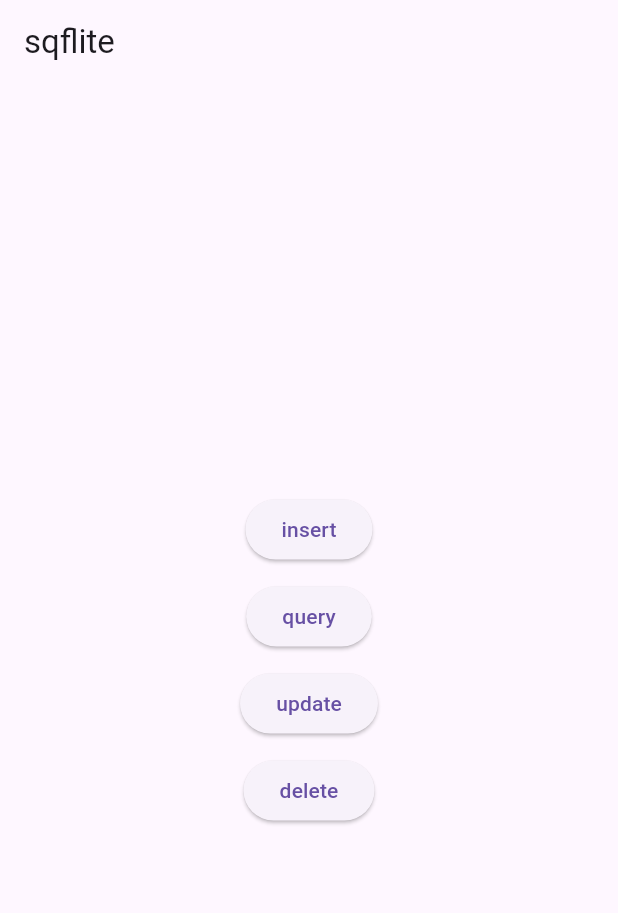
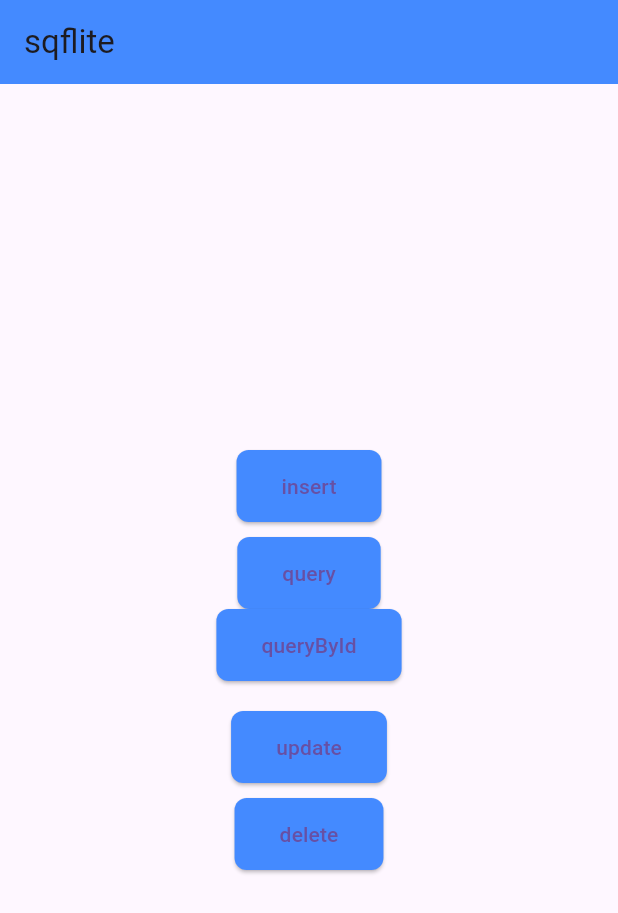
Before and after one commit to kp0430/crudassignment, a Flutter app: the screen it shows after launch, on a phone screen of 412 x 824 dp. Shown: the top 913 px of the screen. Run offline on Flutter 3.47's test engine with Material 3 defaults, Android fonts, the phone set to English and light mode, and no system bars; our stand-ins replace sqflite; accounts and stored records are empty.

Commit message:
add queryByID method and button
Clicking on the querybyid button will show a dialog box that will let you type in an id. numbers only

```diff
--- a/lib/main.dart
+++ b/lib/main.dart
@@ -1,4 +1,5 @@
 import 'package:flutter/material.dart';
+import 'package:path/path.dart';
 import 'database_helper.dart';
 // Here we are using a global variable. You can use something like
 // get_it in a production app.
@@ -13,6 +14,7 @@ class MyApp extends StatelessWidget {
 const MyApp({super.key});
 @override
 Widget build(BuildContext context) {
+
 return MaterialApp(
 title: 'SQFlite Demo',
 theme: ThemeData(
@@ -30,29 +32,70 @@ Widget build(BuildContext context) {
 return Scaffold(
 appBar: AppBar(
 title: const Text('sqflite'),
+backgroundColor: Colors.blueAccent,
 ),
 body: Center(
 child: Column(
 mainAxisAlignment:
 MainAxisAlignment.center,
+
 children: <Widget>[
 ElevatedButton(
 onPressed: _insert,
+style: ElevatedButton.styleFrom(
+  backgroundColor: Colors.blueAccent,
+  padding: const EdgeInsets.symmetric(vertical: 14, horizontal: 30),
+  shape: RoundedRectangleBorder(borderRadius: BorderRadius.circular(8.0))
+
+),
 child: const Text('insert'),
 ),
 const SizedBox(height: 10),
+
 ElevatedButton(
 onPressed: _query,
+style: ElevatedButton.styleFrom(
+  backgroundColor: Colors.blueAccent,
+  padding: const EdgeInsets.symmetric(vertical: 14, horizontal: 30),
+  shape: RoundedRectangleBorder(borderRadius: BorderRadius.circular(8.0))
+
+
+),
 child: const Text('query'),
 ),
+
+ElevatedButton(
+onPressed: () => _queryById(context),
+style: ElevatedButton.styleFrom(
+  backgroundColor: Colors.blueAccent,
+  padding: const EdgeInsets.symmetric(vertical: 14, horizontal: 30),
+  shape: RoundedRectangleBorder(borderRadius: BorderRadius.circular(8.0))
+
+),
+child: const Text('queryById'),
+),
 const SizedBox(height: 10),
+
+const SizedBox(height: 10),
+
 ElevatedButton(
 onPressed: _update,
+style: ElevatedButton.styleFrom(
+  backgroundColor: Colors.blueAccent,
+  padding: const EdgeInsets.symmetric(vertical: 14, horizontal: 30),
+  shape: RoundedRectangleBorder(borderRadius: BorderRadius.circular(8.0))
+),
 child: const Text('update'),
 ),
 const SizedBox(height: 10),
 ElevatedButton(
 onPressed: _delete,
+style: ElevatedButton.styleFrom(
+  backgroundColor: Colors.blueAccent,
+  padding: const EdgeInsets.symmetric(vertical: 14, horizontal: 30),
+  shape: RoundedRectangleBorder(borderRadius: BorderRadius.circular(8.0))
+
+),
 child: const Text('delete'),
 ),
 ],
@@ -77,6 +120,52 @@ for (final row in allRows) {
 debugPrint(row.toString());
 }
 }
+
+
+void _queryById(BuildContext context) async {
+  final TextEditingController idController = TextEditingController();
+
+  final result = await showDialog<int> (
+    context: context,
+    builder: (context) => AlertDialog(
+      title: const Text('Query By Id'),
+      content: TextField(
+        controller: idController,
+        keyboardType: TextInputType.number,
+        decoration: const InputDecoration(hintText: 'Enter ID'),
+      ),
+      actions: [
+        TextButton(
+          onPressed: () => Navigator.of(context).pop(),
+          child: const Text('cancel'),
+          ),
+          TextButton(
+            onPressed: () {
+              final id = int.tryParse(idController.text);
+              Navigator.of(context).pop(id);
+            },
+            child: const Text('OK'),
+          )
+      ],
+      ),
+
+    );
+
+    if(result != null) {
+      final row = await dbHelper.queryById(result);
+      if(row != null) {
+        debugPrint('Row with id=$result: $row');
+      ScaffoldMessenger.of(context).showSnackBar(
+        SnackBar(content: Text('Found: ${row['name']}, Age: ${row['age']}')),
+      );
+      }
+      else{
+        debugPrint('Row with id = $result not found!');
+        ScaffoldMessenger.of(context).showSnackBar(SnackBar(content: Text('No row found with id $result')));
+      }
+    }
+
+}
 void _update() async {
 // row to update
 Map<String, dynamic> row = {
```
Also changed, not shown: lib/database_helper.dart (+9 -0 lines).
